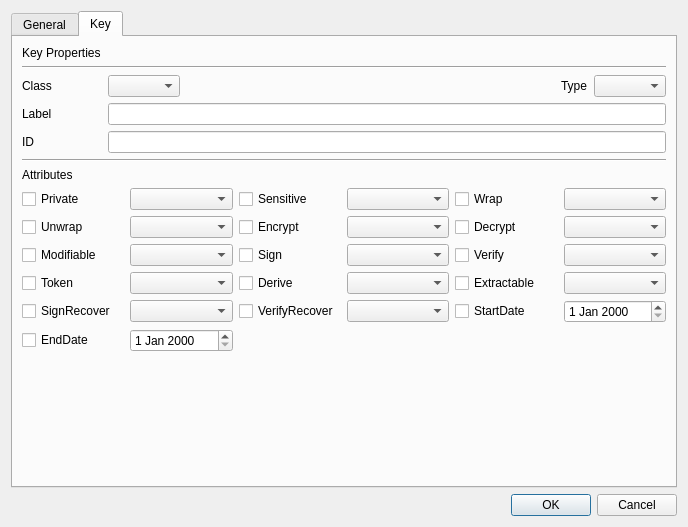
Old version of the form CryptokiMan/unwrap_key_dlg.ui in the repository jykim74/CryptokiMan.
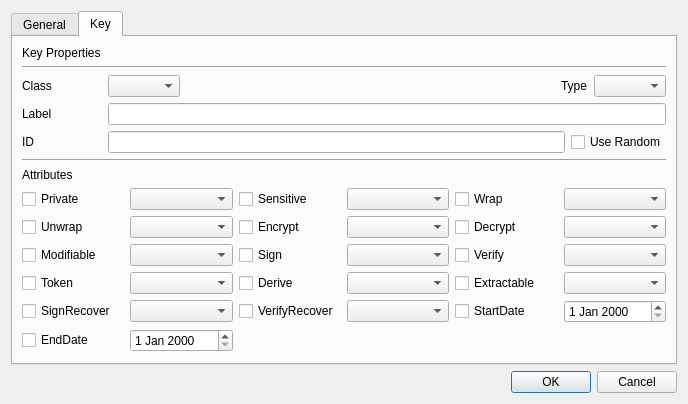
New version of the form.

Commit message: Use SKI 및 Use Random 옵션 1차 지원

```diff
--- a/CryptokiMan/unwrap_key_dlg.ui
+++ b/CryptokiMan/unwrap_key_dlg.ui
@@ -7,7 +7,7 @@
     <x>0</x>
     <y>0</y>
     <width>688</width>
-    <height>527</height>
+    <height>402</height>
    </rect>
   </property>
   <property name="windowTitle">
@@ -716,9 +716,6 @@
            </property>
           </widget>
          </item>
-         <item row="0" column="1">
-          <widget class="QLineEdit" name="mLabelText"/>
-         </item>
          <item row="1" column="0">
           <widget class="QLabel" name="label_17">
            <property name="text">
@@ -729,6 +726,16 @@
          <item row="1" column="1">
           <widget class="QLineEdit" name="mIDText"/>
          </item>
+         <item row="1" column="2">
+          <widget class="QCheckBox" name="mUseRandCheck">
+           <property name="text">
+            <string>Use Random</string>
+           </property>
+          </widget>
+         </item>
+         <item row="0" column="1" colspan="2">
+          <widget class="QLineEdit" name="mLabelText"/>
+         </item>
         </layout>
        </item>
        <item>
```
The commit also changes 41 other files.
